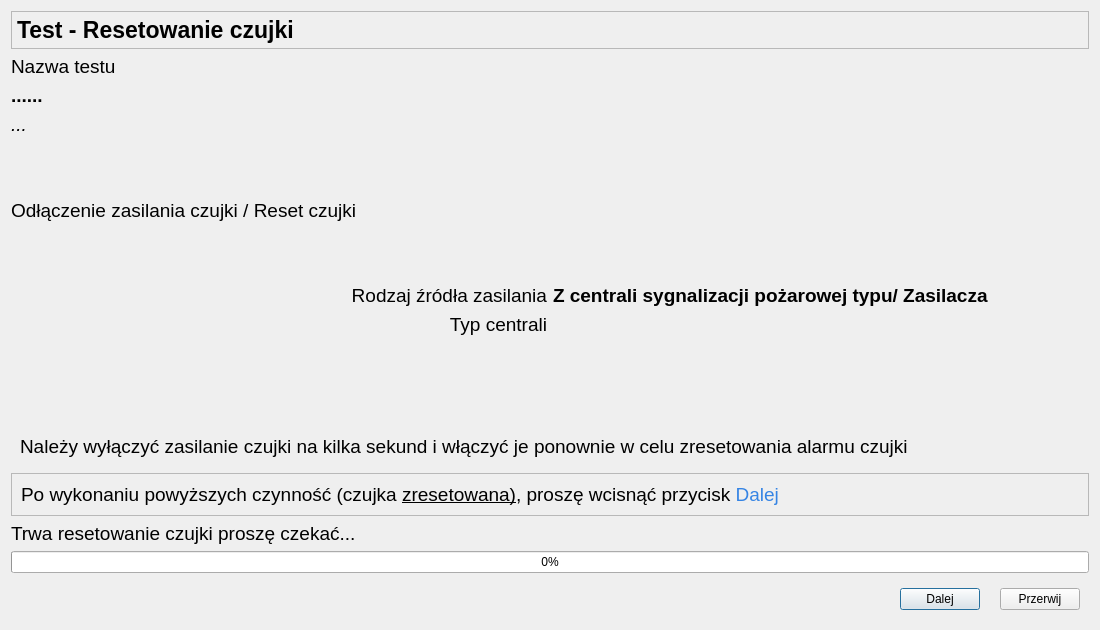
The window that CzujkiLinioweApp/oknoresetuzasilaniaczujki.ui (wiacekmarcin/CzujkiLiniowe) describes before a commit, drawn with Qt 5.
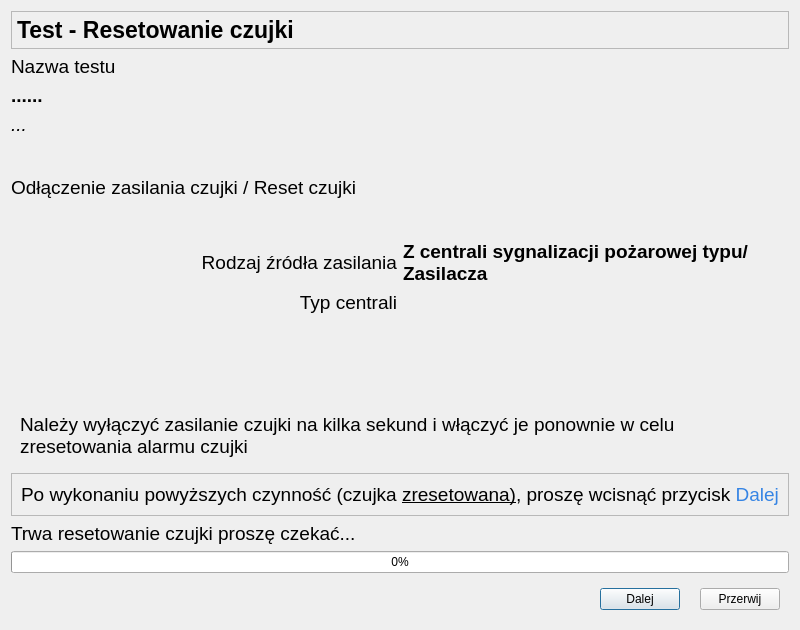
The same window after the commit. Icons and pictures are not drawn.

```diff
--- a/CzujkiLinioweApp/oknoresetuzasilaniaczujki.ui
+++ b/CzujkiLinioweApp/oknoresetuzasilaniaczujki.ui
@@ -6,13 +6,13 @@
    <rect>
     <x>0</x>
     <y>0</y>
-    <width>1100</width>
+    <width>800</width>
     <height>630</height>
    </rect>
   </property>
   <property name="minimumSize">
    <size>
-    <width>1100</width>
+    <width>800</width>
     <height>630</height>
    </size>
   </property>
@@ -75,7 +75,6 @@
      <property name="font">
       <font>
        <pointsize>14</pointsize>
-       <weight>75</weight>
        <bold>true</bold>
       </font>
      </property>
@@ -89,7 +88,6 @@
      <property name="font">
       <font>
        <pointsize>14</pointsize>
-       <weight>75</weight>
        <bold>true</bold>
       </font>
      </property>
@@ -103,7 +101,6 @@
      <property name="font">
       <font>
        <pointsize>14</pointsize>
-       <weight>75</weight>
        <bold>true</bold>
       </font>
      </property>
@@ -120,13 +117,15 @@
      <property name="font">
       <font>
        <pointsize>14</pointsize>
-       <weight>75</weight>
        <bold>true</bold>
       </font>
      </property>
      <property name="text">
       <string/>
      </property>
+     <property name="wordWrap">
+      <bool>true</bool>
+     </property>
     </widget>
    </item>
    <item row="4" column="0">
@@ -180,7 +179,6 @@
         <property name="font">
          <font>
           <pointsize>17</pointsize>
-          <weight>75</weight>
           <bold>true</bold>
          </font>
         </property>
@@ -247,6 +245,9 @@
         <property name="text">
          <string>Należy wyłączyć zasilanie czujki na kilka sekund i włączyć je ponownie w celu zresetowania alarmu czujki</string>
         </property>
+        <property name="wordWrap">
+         <bool>true</bool>
+        </property>
        </widget>
       </item>
      </layout>
@@ -264,7 +265,6 @@
      <property name="font">
       <font>
        <pointsize>14</pointsize>
-       <weight>75</weight>
        <bold>true</bold>
       </font>
      </property>
@@ -304,7 +304,6 @@
      <property name="font">
       <font>
        <pointsize>14</pointsize>
-       <weight>75</weight>
        <bold>true</bold>
       </font>
      </property>
@@ -338,6 +337,9 @@
      <property name="text">
       <string>Odłączenie zasilania czujki / Reset czujki</string>
      </property>
+     <property name="wordWrap">
+      <bool>true</bool>
+     </property>
     </widget>
    </item>
    <item row="7" column="0">
@@ -365,6 +367,9 @@
      <property name="text">
       <string>Trwa resetowanie czujki proszę czekać...</string>
      </property>
+     <property name="wordWrap">
+      <bool>true</bool>
+     </property>
     </widget>
    </item>
   </layout>
```
